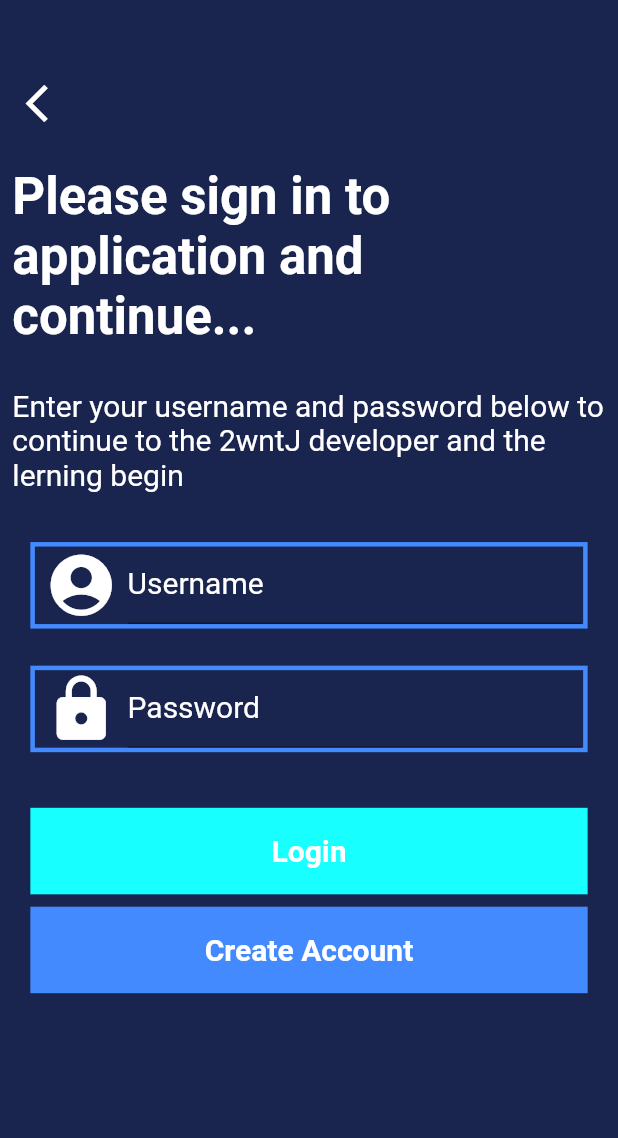
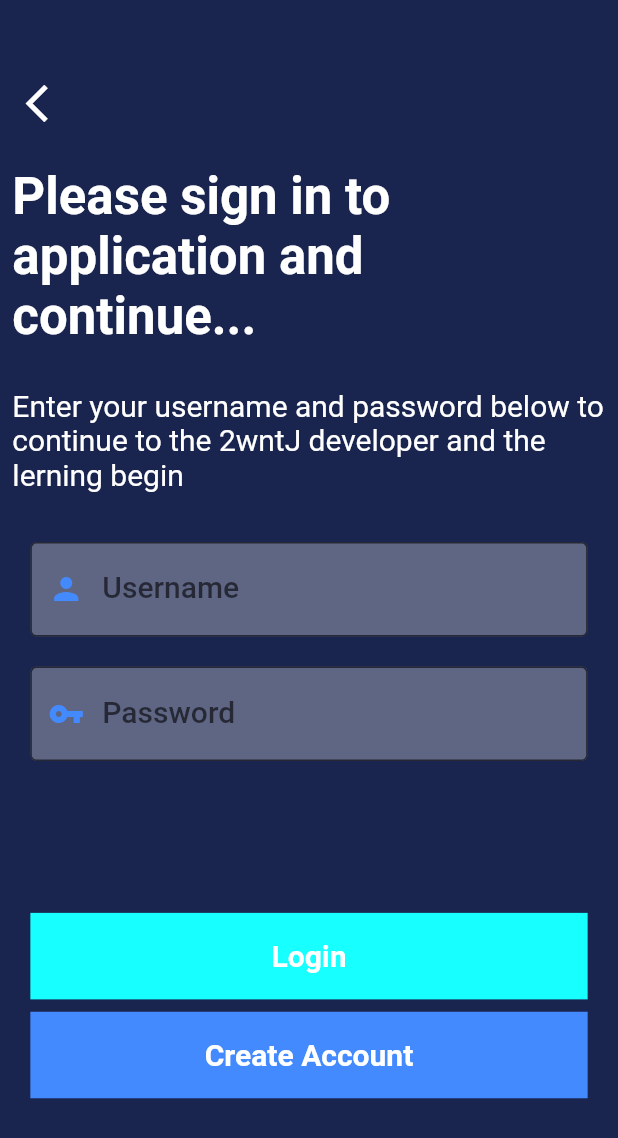
Before and after one commit to Coqlo/Data-Security, a Flutter app: the screen it shows after launch, after a tap on "Get Started", on a phone screen of 412 x 824 dp. Shown: the top 1138 px of the screen. Run offline on Flutter 3.47's test engine with Material 2 defaults, Android fonts, the light colour scheme and no system bars; missing offline and left inert: sweetalert; network calls fail.

Commit message:
Modified login_screen.dart, gradle.properties, pubspec.lock

```diff
--- a/datasecure/lib/screens/login_screen.dart
+++ b/datasecure/lib/screens/login_screen.dart
@@ -26,10 +26,7 @@ class _LoginScreenState extends State <LoginScreen>{
             left: _heigth*0.01,
             right: _heigth*0.01
           ),
-          child: Column(
-            crossAxisAlignment: CrossAxisAlignment.start,
-            children: <Widget>[
-              Container(
+          child: Container(
             height: _heigth*0.945,
             width: _width,
             color: Color(0xFF19244F),
@@ -71,100 +68,68 @@ class _LoginScreenState extends State <LoginScreen>{
                 ),
                 Container(
                   padding: EdgeInsets.all(12),
-                      height: _heigth*0.2,
+                  height: _heigth/4,
                   width: _width,
 
                   child: Column(
                     children: <Widget>[
-                          Container(
-                            decoration: BoxDecoration(
-                                border: Border.all(color: Colors.blueAccent,width: 3)
+                      TextFormField(
+                        validator: (String value) {
+                          if (value.isEmpty)
+                            return 'Please enter a Username';
+                        },
+                        style: Theme.of(context).textTheme.headline6,
+                        //controller: controllerPassword,
+                        obscureText: true,
+                        textAlign: TextAlign.start,
+                        decoration: InputDecoration(
+                          errorStyle: TextStyle(fontSize: 14.0),
+                          labelText: 'Username',
+                          prefixIcon: Icon(
+                            Icons.person,
+                            color: Colors.blueAccent,
                           ),
-                            height: _heigth*0.07,
-                            width: _width,
-                            child: Row(
-                              children: <Widget>[
-                                Container(
-                                  alignment: Alignment.center,
-                                  height: _heigth,
-                                  width: _width*0.15,
-                                  child: Icon(Icons.account_circle,
-                                    size: 49,
-                                  color: Colors.white,),
-                                ),
-                                Container(
-                                  height: _heigth,
-                                  width: _width*0.734,
-
-                                  child: TextFormField(
-                                    keyboardType: TextInputType.emailAddress,
-                                    decoration: InputDecoration(
-                                      labelText: 'Username',
-                                      labelStyle: TextStyle(
-                                        fontSize: 20,
-                                          color: Colors.white
-                                      )
-
-
+                          border: OutlineInputBorder(
+                            borderSide: BorderSide(width: 2)
                           ),
 
+                          filled: true,
+                          fillColor: Colors.white30,
                         ),
-                                )
+                        keyboardType: TextInputType.text,
+                      ),
+                      SizedBox(height: 20,),
+                      TextFormField(
+                        validator: (String value) {
+                          if (value.isEmpty)
+                            return 'Please enter a password';
+                        },
+                        style: Theme.of(context).textTheme.headline6,
+                        //controller: controllerPassword,
+                        obscureText: true,
+                        textAlign: TextAlign.start,
+                        decoration: InputDecoration(
+                          errorStyle: TextStyle(fontSize: 14.0),
+                          labelText: 'Password',
+                          prefixIcon: Icon(
+                            Icons.vpn_key,
+                            color: Colors.blueAccent,
+                          ),
+                          border: OutlineInputBorder(
+                              borderSide: BorderSide(width: 2)
+                          ),
+                          filled: true,
+                          fillColor: Colors.white30,
+                        ),
+                        keyboardType: TextInputType.text,
+                      ),
                     ],
                   ),
                 ),
-                          Container(
-                            height: _heigth*0.03,
-                            width: _width,
-
-                          ),
-                          Container(
-                            decoration: BoxDecoration(
-                                border: Border.all(color: Colors.blueAccent,width: 3)
-                            ),
-                            height: _heigth*0.07,
-                            width: _width,
-                            child: Row(
-                              children: <Widget>[
-                                Container(
-                                  alignment: Alignment.center,
-                                  height: _heigth,
-                                  width: _width*0.15,
-                                  child: Icon(Icons.lock,
-                                    size: 49,
-                                    color: Colors.white,),
-                                ),
-                                Container(
-                                  height: _heigth,
-                                  width: _width*0.734,
-
-                                  child: TextFormField(
-                                    keyboardType: TextInputType.emailAddress,
-                                    decoration: InputDecoration(
-                                        labelText: 'Password',
-                                        labelStyle: TextStyle(
-                                            fontSize: 20,
-                                          color: Colors.white
-                                        )
-                                    ),
-                                  ),
-                                )
-                              ],
-                            ),
-
-                          ),
-
-                        ],
-                      ),
-                    ),
-                    Container(
-                        height: _heigth*0.015,
-                        width: _width,
-
-                    ),
+                SizedBox(height: _heigth*0.05,),
                 Container(
                     padding: EdgeInsets.all(12),
-                      height: _heigth*0.18,
+                  //height: _heigth*0.2,
                   width: _width,
 
                   child: Column(
@@ -215,8 +180,6 @@ class _LoginScreenState extends State <LoginScreen>{
               ],
             ),
 
-              )
-            ],
           ),
         );
       }),
```
Also changed, not shown: datasecure/pubspec.lock, 1 other file. Lines whose indentation alone changed are shown as unchanged.
